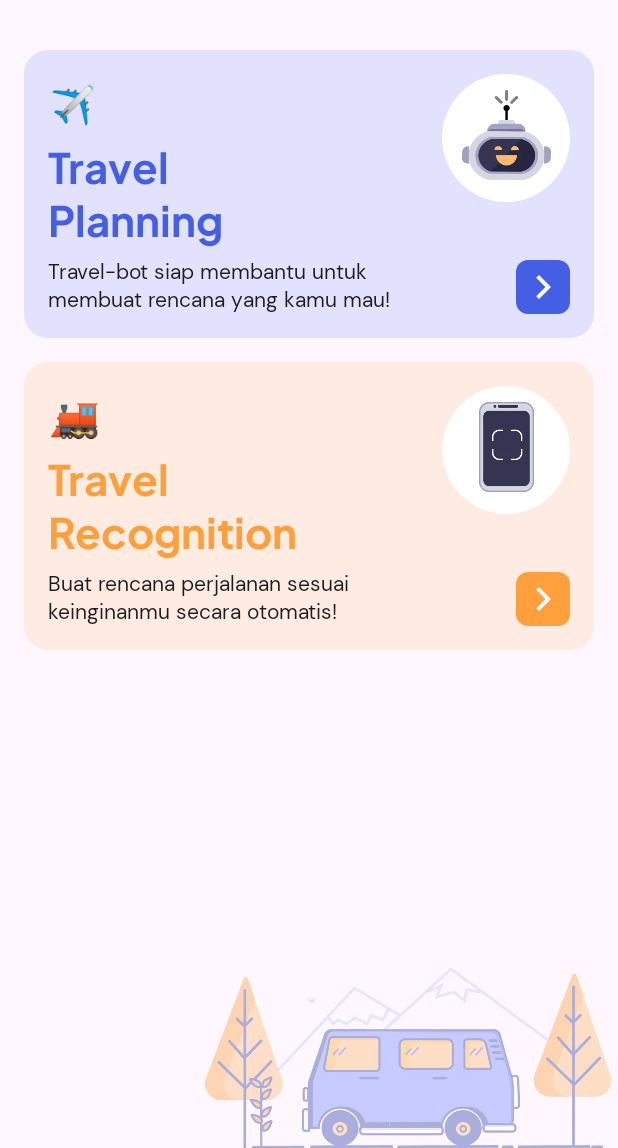
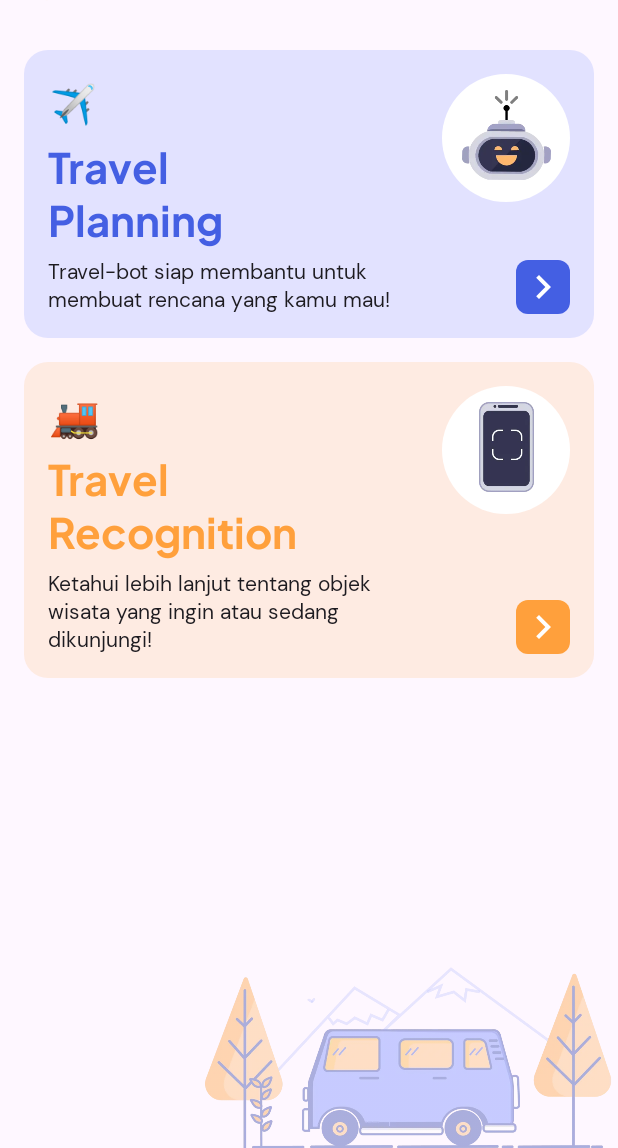
Before and after one commit to WanderAI/wanderai-app, an Android app built with Jetpack Compose: the HomeScreen screen opened through its navigation route, on a phone screen of 412 x 824 dp, the part 88-1236 px from its top. Run offline under Robolectric (Android 15) with nearby library versions, the phone set to English and light mode, and no system bars; our stand-ins replace Dagger/Hilt's generated code, livedata-compose; network calls fail; pictures from the network do not load; 3 statements that could not run were skipped.

Commit message:
chore: improve

```diff
--- a/app/src/main/java/com/thariqzs/wanderai/ui/screens/auth/AuthScreen.kt
+++ b/app/src/main/java/com/thariqzs/wanderai/ui/screens/auth/AuthScreen.kt
@@ -1,7 +1,9 @@
 package com.thariqzs.wanderai.ui.screens.auth
 
+import android.app.Activity
 import android.util.Log
 import android.widget.Toast
+import androidx.activity.compose.BackHandler
 import androidx.compose.foundation.Image
 import androidx.compose.foundation.clickable
 import androidx.compose.foundation.interaction.MutableInteractionSource
@@ -33,6 +35,7 @@ import androidx.compose.runtime.getValue
 import androidx.compose.runtime.livedata.observeAsState
 import androidx.compose.runtime.mutableStateOf
 import androidx.compose.runtime.remember
+import androidx.compose.runtime.rememberCoroutineScope
 import androidx.compose.runtime.setValue
 import androidx.compose.ui.Alignment
 import androidx.compose.ui.Modifier
@@ -59,6 +62,8 @@ import com.thariqzs.wanderai.ui.theme.h4
 import com.thariqzs.wanderai.utils.CoroutinesErrorHandler
 import com.thariqzs.wanderai.utils.TokenManager
 import com.thariqzs.wanderai.utils.TokenViewModel
+import kotlinx.coroutines.delay
+import kotlinx.coroutines.launch
 
 @Composable
 fun AuthScreen(navController: NavController, vm: AuthViewModel, tvm: TokenViewModel) {
@@ -96,8 +101,28 @@ fun AuthScreen(navController: NavController, vm: AuthViewModel, tvm: TokenViewMo
     val store = TokenManager(context)
     val token = store.getToken().collectAsState(initial = null)
 
-    LaunchedEffect(token) {
+    val coroutineScope = rememberCoroutineScope()
+    val clickCount = remember { mutableStateOf(0) }
+
+    BackHandler(true) {
+        if (clickCount.value == 0) {
+            // First click, start a coroutine to wait for the second click
+            clickCount.value++
+            coroutineScope.launch {
+                delay(2000) // Adjust the delay duration as needed (in milliseconds)
+                clickCount.value = 0
+            }
+            Toast.makeText(context, "Klik 2 kali untuk keluar", Toast.LENGTH_SHORT).show()
+        } else {
+            // Second click, close the app
+            val activity = context as? Activity
+            activity?.finish()
+        }
+    }
+
+    LaunchedEffect(Unit) {
         if (token.value != null) {
+            Log.d(TAG, "token.value: ${token.value}")
             navController.navigate(Routes.Home)
         }
     }
@@ -257,7 +282,10 @@ fun BottomActionButton(
         Row(
             modifier = Modifier.fillMaxWidth(), horizontalArrangement = Arrangement.Center
         ) {
-            Text("Belum punya akun?", style = b2, modifier = Modifier)
+            Text(when (currTab) {
+                "Login" -> "Belum punya akun?"
+                "Sign Up" -> "Sudah punya akun?"
+                else -> "Belum punya akun?"}, style = b2, modifier = Modifier)
             Text(when (currTab) {
                 "Login" -> "Sign Up"
                 "Sign Up" -> "Login"
--- a/app/src/main/java/com/thariqzs/wanderai/ui/screens/home/HomeScreen.kt
+++ b/app/src/main/java/com/thariqzs/wanderai/ui/screens/home/HomeScreen.kt
@@ -99,6 +99,7 @@ fun HomeScreen(navController: NavController, vm: TokenViewModel, hvm: HomeViewMo
     val focusRequester = remember { FocusRequester() }
 
     LaunchedEffect(Unit) {
+        Log.d(TAG, "vm.token: ${vm.token.value}")
         hvm.getPlanHistory(object : CoroutinesErrorHandler {
             override fun onError(message: String) {
                 Log.d("hsthoriq getplanhistory", "onError: $message")
@@ -435,7 +436,7 @@ fun Body(navController: NavController, hvm: HomeViewModel) {
             icon = "\uD83D\uDE82",
             label = "Travel\n" +
                     "Recognition",
-            "Buat rencana perjalanan sesuai keinginanmu secara otomatis!",
+            "Ketahui lebih lanjut tentang objek wisata yang ingin atau sedang dikunjungi!",
             image = R.drawable.ic_phone,
             btnColor = OrangeNormal, handleNavigate = {
                 hvm.showDialog = true
--- a/app/src/main/java/com/thariqzs/wanderai/ui/screens/home/HomeViewModel.kt
+++ b/app/src/main/java/com/thariqzs/wanderai/ui/screens/home/HomeViewModel.kt
@@ -68,4 +68,8 @@ class HomeViewModel @Inject constructor(private val homeRepository: HomeReposito
         baseRequest(_historyDetailResponse, coroutinesErrorHandler) {
             homeRepository.getHistoryDetail(id)
         }
+
+    fun resetDetail() {
+        historyDetail = HistoryDetail()
+    }
 }
--- a/app/src/main/java/com/thariqzs/wanderai/ui/screens/profile/ProfileScreen.kt
+++ b/app/src/main/java/com/thariqzs/wanderai/ui/screens/profile/ProfileScreen.kt
@@ -1,5 +1,6 @@
 package com.thariqzs.wanderai.ui.screens.profile
 
+import android.util.Log
 import androidx.compose.foundation.background
 import androidx.compose.foundation.border
 import androidx.compose.foundation.clickable
@@ -39,6 +40,8 @@ import com.thariqzs.wanderai.ui.theme.b2
 import com.thariqzs.wanderai.ui.theme.h4
 import com.thariqzs.wanderai.ui.theme.sh1
 import com.thariqzs.wanderai.utils.TokenViewModel
+import kotlinx.coroutines.Dispatchers
+import kotlinx.coroutines.withContext
 
 @Composable
 fun ProfileScreen(navController: NavController, tvm: TokenViewModel) {
@@ -88,7 +91,7 @@ fun ProfileBody(navController: NavController, tvm: TokenViewModel) {
                     Text(tvm.email ?: "", style = b1)
                 }
             }
-            Text("Wander AI - v1.0.3", style = b2, color = Gray500, modifier =  Modifier.padding(start = 12.dp, top = 12.dp))
+            Text("Wander AI - v1.0.4", style = b2, color = Gray500, modifier =  Modifier.padding(start = 12.dp, top = 12.dp))
 //            ActionCard(icon = R.drawable.ic_settings, label = "Account Settings")
 //            ActionCard(icon = R.drawable.ic_lock, label = "Privacy Policy")
 //            ActionCard(icon = R.drawable.ic_sticky_note, label = "Terms and Condition")
--- a/app/src/main/java/com/thariqzs/wanderai/utils/TokenViewModel.kt
+++ b/app/src/main/java/com/thariqzs/wanderai/utils/TokenViewModel.kt
@@ -37,6 +37,10 @@ val TAG = "tvmthoriq"
                     Log.d("tvm error thoriq", "onError: $message")
                 }
             })
+        getToken()
+    }
+
+    fun getToken() {
         viewModelScope.launch(Dispatchers.IO) {
             tokenManager.getToken().collect {
                 withContext(Dispatchers.Main) {
@@ -58,6 +62,8 @@ val TAG = "tvmthoriq"
         viewModelScope.launch(Dispatchers.IO) {
             name = ""
             email = ""
+//            token.value = null
+
             tokenManager.deleteToken()
         }
     }
```
Also changed, not shown: app/src/main/java/com/thariqzs/wanderai/ui/screens/plandetail/PlanDetailScreen.kt (+11 -4 lines).
